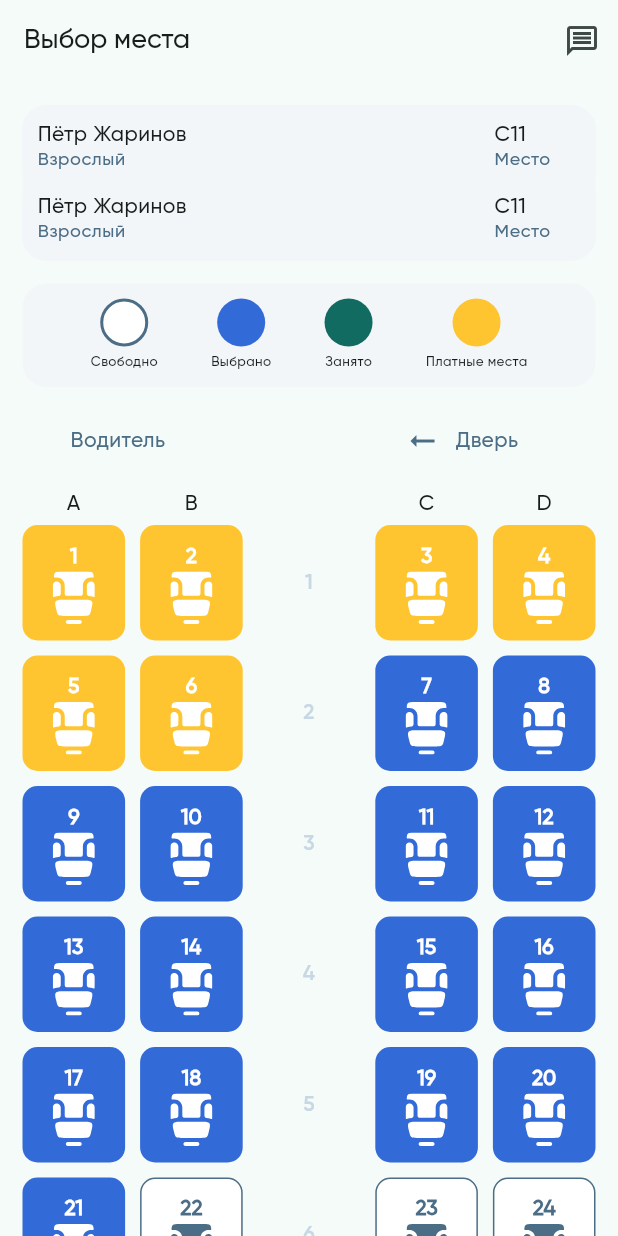
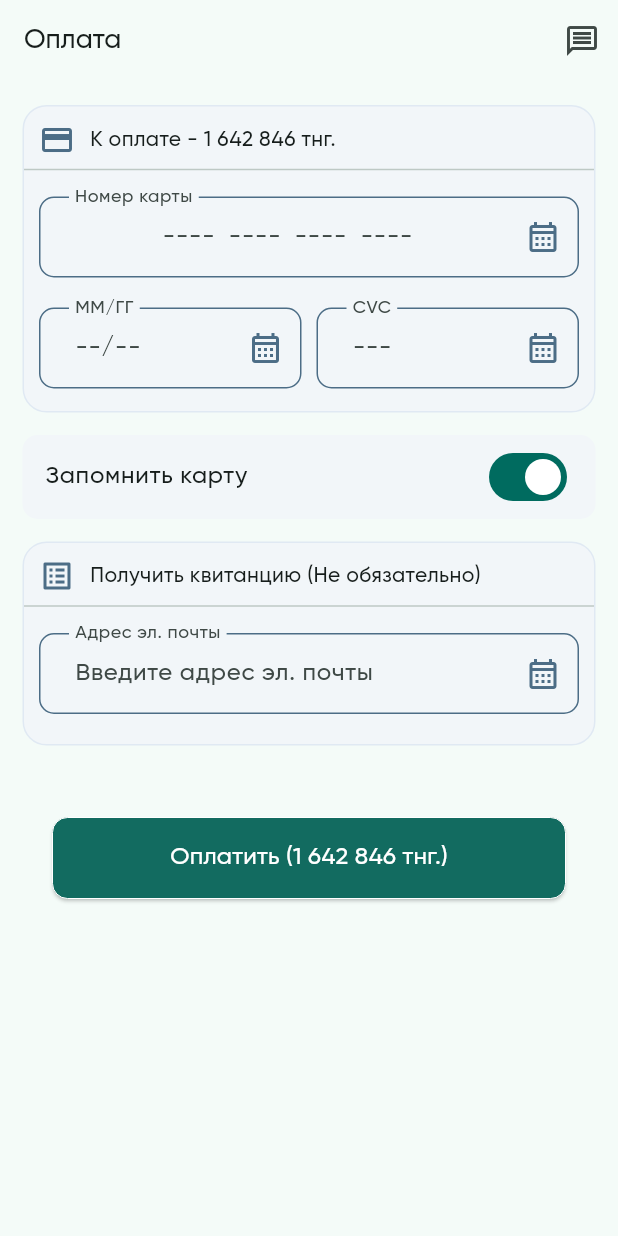
Before and after one commit to savagenur/leyli_travel_mozz, a Flutter app: the screen it shows after launch, on a phone screen of 412 x 824 dp. Run offline on Flutter 3.47's test engine with Material 3 defaults, Android fonts, the phone set to English and light mode, and no system bars; our stand-ins replace calendar_date_picker2, carousel_slider, flutter_svg; generated files the repository leaves out were written again.

Commit message:
payment_page created

```diff
--- a/lib/app/app.dart
+++ b/lib/app/app.dart
@@ -10,6 +10,7 @@ import 'package:leyli_travel_mozz/views/calendar.dart';
 import 'package:leyli_travel_mozz/views/choose_seat/choose_seat_page.dart';
 import 'package:leyli_travel_mozz/views/main_page/main_page.dart';
 import 'package:leyli_travel_mozz/views/main_page/search_tour/search_tour_page.dart';
+import 'package:leyli_travel_mozz/views/payment/payment_page.dart';
 import 'package:leyli_travel_mozz/views/tour_detail/tour_detail_page.dart';
 import 'package:leyli_travel_mozz/views/tour_info/tour_info_page.dart';
 import 'package:leyli_travel_mozz/views/tour_list/tour_list_page.dart';
@@ -32,7 +33,7 @@ class LeyliTravelApp extends StatelessWidget {
       ],
       supportedLocales: L10n.all,
       locale: const Locale("ru"),
-      home: ChooseSeatPage(),
+      home: PaymentPage(),
     );
   }
 
@@ -55,15 +56,16 @@ class LeyliTravelApp extends StatelessWidget {
         inputDecorationTheme: InputDecorationTheme(
           filled: true,
           fillColor: appColorsLight.white,
-          contentPadding: EdgeInsets.symmetric(
+          contentPadding: const EdgeInsets.symmetric(
             vertical: DDimens.biggerPadding,
             horizontal: DDimens.largePadding,
           ),
           suffixStyle: TextStyle(color: appColorsLight.black),
           focusedBorder: OutlineInputBorder(
             borderRadius: DDimens.bigRadius.radius,
-            borderSide: BorderSide(
+            borderSide:  BorderSide(
               width: 1.5,
+              color: appColorsLight.primaryGreen,
             ),
             gapPadding: DDimens.smallPadding,
           ),
--- a/lib/core/widgets/input/text/primary_text_form_field.dart
+++ b/lib/core/widgets/input/text/primary_text_form_field.dart
@@ -32,6 +32,7 @@ class PrimaryTextFormField extends StatelessWidget {
     this.isFilled = true,
     this.initialText,
     this.labelText,
+    this.textAlign=TextAlign.start,
     this.onEditingComplete,
     this.paddingTextFormFiled = EdgeInsets.zero,
     this.inputFormatters,
@@ -60,6 +61,7 @@ class PrimaryTextFormField extends StatelessWidget {
   final bool readOnly;
   final List<TextInputFormatter>? inputFormatters;
   final bool isRequired;
+  final TextAlign textAlign;
   final double? textFormFieldHeight;
   final EdgeInsets? contentPadding;
   final bool isFilled;
@@ -91,14 +93,16 @@ class PrimaryTextFormField extends StatelessWidget {
       onTap: onTap,
       keyboardType: textInputType,
       controller: controller,
+      textAlign: textAlign,
       decoration: InputDecoration(
+
         floatingLabelBehavior: floatingLabelBehavior,
         suffixText: suffixText,
         suffixIconColor: suffixIconColor,
         hintText: hintText,
         filled: isFilled,
         labelText: labelText,
-        fillColor: isFilled ? context.colors.white : context.colors.white,
+        fillColor: isFilled ? context.colors.white : Colors.transparent,
         suffixIcon: suffixIcon,
         suffix: suffix,
         prefixIcon: prefixIcon,
--- /dev/null
+++ b/lib/views/payment/payment_page.dart
@@ -0,0 +1,221 @@
+import 'package:flutter/material.dart';
+import 'package:flutter/services.dart';
+import 'package:leyli_travel_mozz/app/dimension/design_dimension.dart';
+import 'package:leyli_travel_mozz/core/converters/card_formatter.dart';
+import 'package:leyli_travel_mozz/core/extension/build_context_extension.dart';
+import 'package:leyli_travel_mozz/core/widgets/appbar/adaptive_app_bar.dart';
+import 'package:leyli_travel_mozz/core/widgets/button/primary_button.dart';
+import 'package:leyli_travel_mozz/core/widgets/colored_box/main_colored_box.dart';
+import 'package:leyli_travel_mozz/core/widgets/input/text/primary_text_form_field.dart';
+
+class PaymentPage extends StatefulWidget {
+  const PaymentPage({super.key});
+
+  @override
+  State<PaymentPage> createState() => PaymentPageState();
+}
+
+class PaymentPageState extends State<PaymentPage> {
+  @override
+  Widget build(BuildContext context) {
+    return Scaffold(
+      appBar: AdaptiveAppBar(
+        text: "Оплата",
+        actions: [
+          IconButton(
+            onPressed: () {},
+            icon: const Icon(
+              Icons.message_outlined,
+            ),
+          ),
+        ],
+      ),
+      body: SingleChildScrollView(
+        padding: DDimens.biggerPadding.all,
+        child: Column(
+          children: [
+            buildCardBox(),
+            DDimens.biggerPadding.verticalBox,
+            buildRememberCard(),
+            DDimens.biggerPadding.verticalBox,
+            buildReceiptBox(),
+            DDimens.doubleHugePadding.verticalBox,
+            buildPayBtn()
+          ],
+        ),
+      ),
+    );
+  }
+
+  PrimaryButton buildPayBtn() {
+    return PrimaryButton(
+      margin: DDimens.largePadding.horizontal,
+      text: "Оплатить (1 642 846 тнг.)",
+      onTap: () {},
+    );
+  }
+
+  MainColoredBox buildReceiptBox() {
+    return MainColoredBox(
+      child: Column(
+        children: [
+          DDimens.bigPadding.verticalBox,
+          buildReceiptTitle(),
+          const Divider(),
+          buildEmailTextField(),
+          DDimens.bigPadding.verticalBox,
+        ],
+      ),
+    );
+  }
+
+  Padding buildEmailTextField() {
+    return Padding(
+      padding: DDimens.bigPadding.all,
+      child: PrimaryTextFormField(
+        isFilled: false,
+        labelText: "Адрес эл. почты",
+        floatingLabelBehavior: FloatingLabelBehavior.always,
+        hintText: "Введите адрес эл. почты",
+        suffixIcon: Icon(
+          Icons.calendar_month_outlined,
+          color: context.colors.gray20,
+        ),
+      ),
+    );
+  }
+
+  Padding buildReceiptTitle() {
+    return Padding(
+      padding: DDimens.bigPadding.horizontal,
+      child: Row(
+        children: [
+          Icon(
+            Icons.list_alt_outlined,
+            color: context.colors.gray20,
+          ),
+          DDimens.bigPadding.horizontalBox,
+          Text("Получить квитанцию (Не обязательно) ")
+        ],
+      ),
+    );
+  }
+
+  ListTile buildRememberCard() {
+    return ListTile(
+      tileColor: context.colors.gray80,
+      title: Text("Запомнить карту"),
+      trailing: Switch(
+        value: true,
+        onChanged: (value) {},
+      ),
+    );
+  }
+
+  MainColoredBox buildCardBox() {
+    return MainColoredBox(
+      child: Column(
+        children: [
+          DDimens.bigPadding.verticalBox,
+          buildCardTitle(),
+          const Divider(),
+          DDimens.bigPadding.verticalBox,
+          buildTextFields(),
+          DDimens.biggerPadding.verticalBox,
+        ],
+      ),
+    );
+  }
+
+  Padding buildTextFields() {
+    return Padding(
+      padding: DDimens.bigPadding.horizontal,
+      child: Column(
+        children: [
+          buildCardTextField(),
+          DDimens.largePadding.verticalBox,
+          Row(
+            children: [
+              Expanded(child: buildMMYYTextField()),
+              DDimens.bigPadding.horizontalBox,
+              Expanded(
+                child: buildCVCTextField(),
+              ),
+            ],
+          ),
+        ],
+      ),
+    );
+  }
+
+  PrimaryTextFormField buildCVCTextField() {
+    return PrimaryTextFormField(
+      isFilled: false,
+      textInputType: TextInputType.number,
+      labelText: "CVC",
+      floatingLabelBehavior: FloatingLabelBehavior.always,
+      hintText: "---",
+      inputFormatters: [
+        LengthLimitingTextInputFormatter(3),
+      ],
+      suffixIcon: Icon(
+        Icons.calendar_month_outlined,
+        color: context.colors.gray20,
+      ),
+    );
+  }
+
+  PrimaryTextFormField buildMMYYTextField() {
+    return PrimaryTextFormField(
+      isFilled: false,
+      textInputType: TextInputType.number,
+      labelText: "ММ/ГГ",
+      floatingLabelBehavior: FloatingLabelBehavior.always,
+      hintText: "--/--",
+      inputFormatters: [
+        LengthLimitingTextInputFormatter(4 + 1 * 1),
+        CardMonthYearFormatter(separator: "/"),
+      ],
+      suffixIcon: Icon(
+        Icons.calendar_month_outlined,
+        color: context.colors.gray20,
+      ),
+    );
+  }
+
+  PrimaryTextFormField buildCardTextField() {
+    return PrimaryTextFormField(
+      isFilled: false,
+      textInputType: TextInputType.number,
+      textAlign: TextAlign.center,
+      labelText: "Номер карты",
+      floatingLabelBehavior: FloatingLabelBehavior.always,
+      hintText: "----  ----  ----  ----",
+      inputFormatters: [
+        /// allows card number length of 18 and 4 separators
+        LengthLimitingTextInputFormatter(16 + 3 * 3),
+        CardFormatter(separator: ' - '),
+      ],
+      suffixIcon: Icon(
+        Icons.calendar_month_outlined,
+        color: context.colors.gray20,
+      ),
+    );
+  }
+
+  Padding buildCardTitle() {
+    return Padding(
+      padding: DDimens.bigPadding.horizontal,
+      child: Row(
+        children: [
+          Icon(
+            Icons.payment_outlined,
+            color: context.colors.gray20,
+          ),
+          DDimens.bigPadding.horizontalBox,
+          Text("К оплате - 1 642 846 тнг.")
+        ],
+      ),
+    );
+  }
+}
```
Also changed, not shown: lib/core/converters/card_formatter.dart (added, +123 -0 lines).
